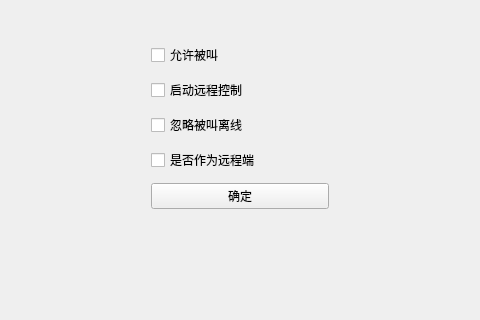
Old version of the form robot_gui/mainwindow.ui in the repository CastielLiu/robotGui; both pictures show x 357 to 837 and y 220 to 540 of the 1194 by 676 pixel window.
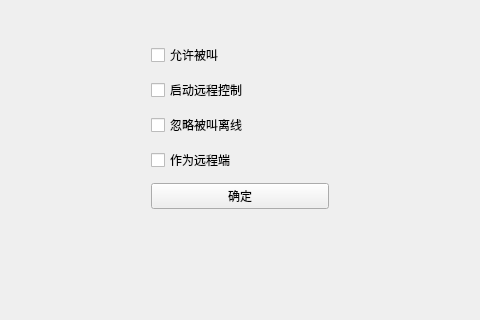
New version of the form. The open tabs and pages were chosen to show the change. Custom widgets are drawn as their Qt base class.

```diff
--- a/robot_gui/mainwindow.ui
+++ b/robot_gui/mainwindow.ui
@@ -433,7 +433,7 @@
                <item>
                 <widget class="QCheckBox" name="checkBox_isRemoteTerminal">
                  <property name="text">
-                  <string>是否作为远程端</string>
+                  <string>作为远程端</string>
                  </property>
                 </widget>
                </item>
```
Left out of the diff: 2 changed lines with no effect on the pictures.
